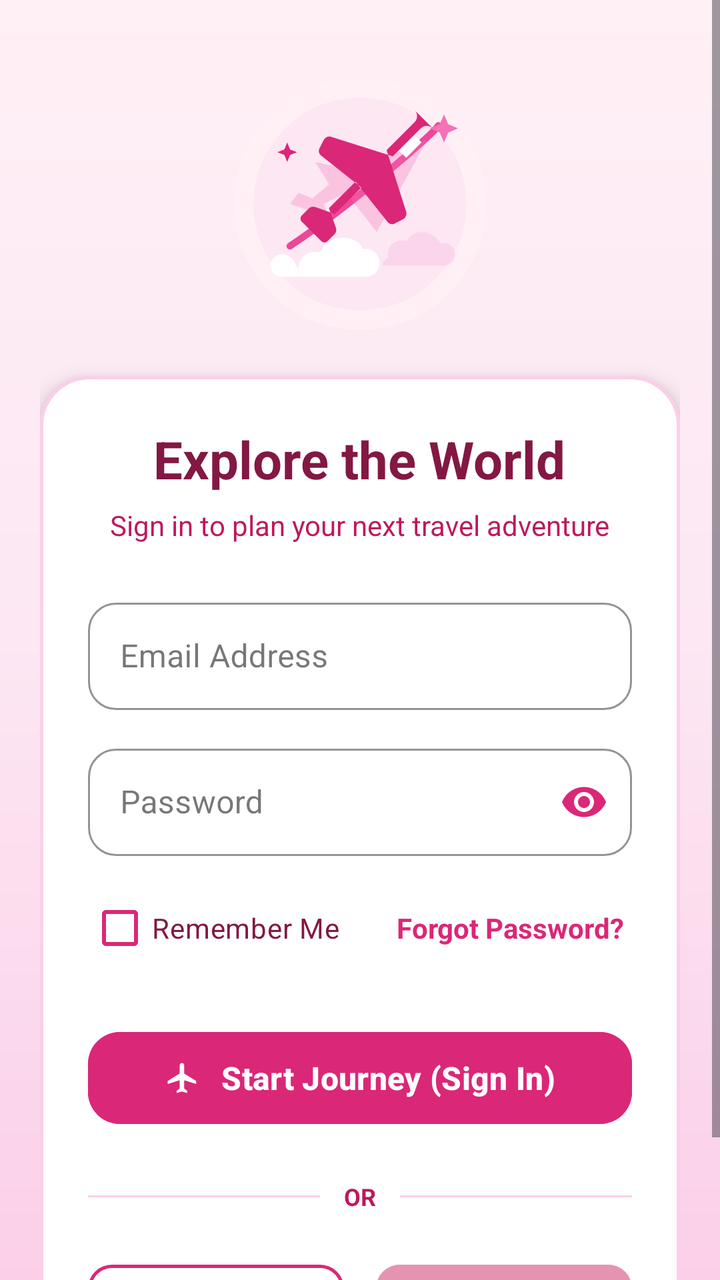
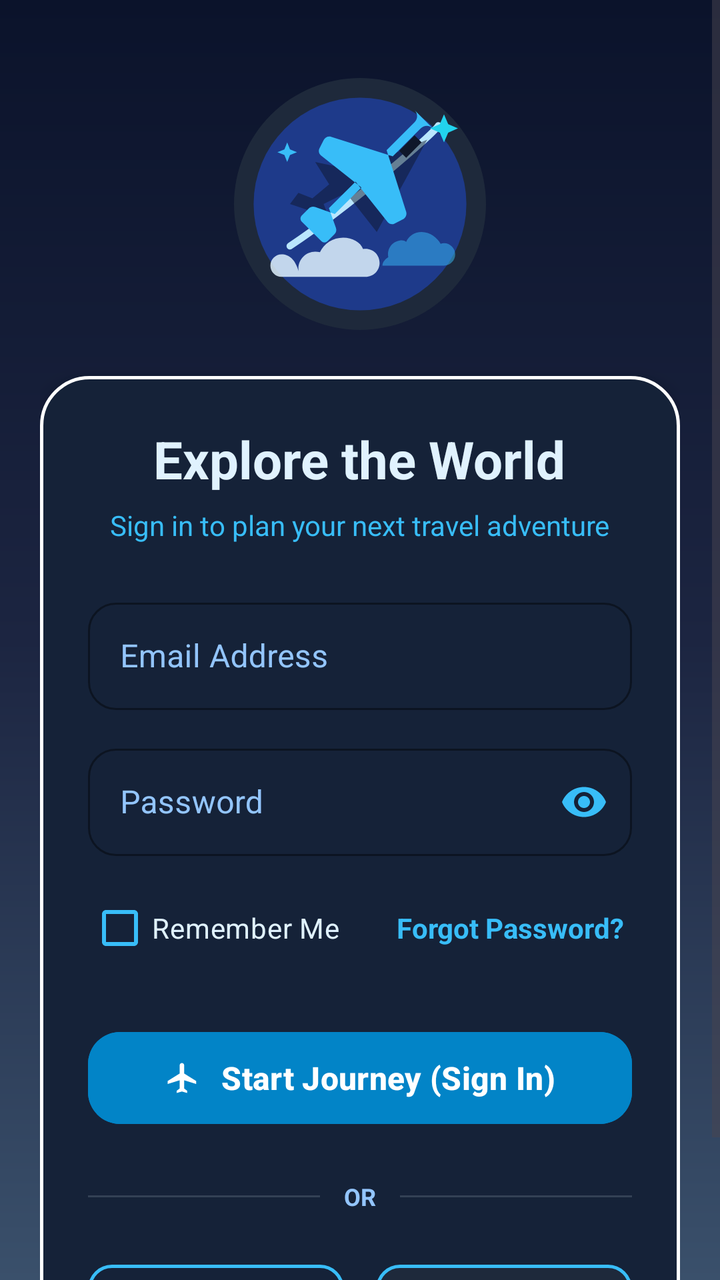

An Android layout rendered at two revisions. The XML below is the earlier revision; the diff shows what the commit changed to produce the second picture.
<!-- AndroidManifest.xml: application theme Theme.Applicationyareen -->
<!-- res/layout/activity_signin.xml -->
<?xml version="1.0" encoding="utf-8"?>
<ScrollView xmlns:android="http://schemas.android.com/apk/res/android"
    xmlns:app="http://schemas.android.com/apk/res-auto"
    xmlns:tools="http://schemas.android.com/tools"
    android:id="@+id/main"
    android:layout_width="match_parent"
    android:layout_height="match_parent"
    android:fillViewport="true"
    android:background="@drawable/bg_pink_gradient"
    tools:context=".ViewPkg.SignInActivity">

    <LinearLayout
        android:layout_width="match_parent"
        android:layout_height="wrap_content"
        android:gravity="center"
        android:orientation="vertical"
        android:padding="20dp">

        
        <ImageView
            android:id="@+id/imgLogo"
            android:layout_width="140dp"
            android:layout_height="140dp"
            android:layout_marginTop="12dp"
            android:layout_marginBottom="16dp"
            android:contentDescription="Pink Airplane Illustration"
            android:src="@drawable/ic_pink_airplane_header"
            android:scaleType="centerInside" />

        
        <LinearLayout
            android:layout_width="match_parent"
            android:layout_height="wrap_content"
            android:background="@drawable/bg_pink_card"
            android:elevation="6dp"
            android:orientation="vertical"
            android:padding="24dp">

            
            <TextView
                android:id="@+id/tvSignIn"
                android:layout_width="wrap_content"
                android:layout_height="wrap_content"
                android:layout_gravity="center_horizontal"
                android:text="Explore the World"
                android:textColor="#831843"
                android:textSize="26sp"
                android:textStyle="bold" />

            
            <TextView
                android:id="@+id/tvSignInSubtitle"
                android:layout_width="wrap_content"
                android:layout_height="wrap_content"
                android:layout_gravity="center_horizontal"
                android:layout_marginTop="6dp"
                android:layout_marginBottom="24dp"
                android:text="Sign in to plan your next travel adventure"
                android:textColor="#BE185D"
                android:textSize="14sp" />

            
            <com.google.android.material.textfield.TextInputLayout
                style="@style/Widget.MaterialComponents.TextInputLayout.OutlinedBox"
                android:layout_width="match_parent"
                android:layout_height="wrap_content"
                android:layout_marginBottom="14dp"
                android:hint="Email Address"
                app:boxCornerRadiusBottomEnd="14dp"
                app:boxCornerRadiusBottomStart="14dp"
                app:boxCornerRadiusTopEnd="14dp"
                app:boxCornerRadiusTopStart="14dp"
                app:boxStrokeColor="#DB2777"
                app:hintTextColor="#DB2777">

                <com.google.android.material.textfield.TextInputEditText
                    android:id="@+id/etEmail"
                    android:layout_width="match_parent"
                    android:layout_height="wrap_content"
                    android:inputType="textEmailAddress"
                    android:padding="16dp"
                    android:textColor="#831843" />
            </com.google.android.material.textfield.TextInputLayout>

            
            <com.google.android.material.textfield.TextInputLayout
                style="@style/Widget.MaterialComponents.TextInputLayout.OutlinedBox"
                android:layout_width="match_parent"
                android:layout_height="wrap_content"
                android:layout_marginBottom="12dp"
                android:hint="Password"
                app:boxCornerRadiusBottomEnd="14dp"
                app:boxCornerRadiusBottomStart="14dp"
                app:boxCornerRadiusTopEnd="14dp"
                app:boxCornerRadiusTopStart="14dp"
                app:boxStrokeColor="#DB2777"
                app:hintTextColor="#DB2777"
                app:passwordToggleEnabled="true"
                app:passwordToggleTint="#DB2777">

                <com.google.android.material.textfield.TextInputEditText
                    android:id="@+id/etPassword"
                    android:layout_width="match_parent"
                    android:layout_height="wrap_content"
                    android:inputType="textPassword"
                    android:padding="16dp"
                    android:textColor="#831843" />
            </com.google.android.material.textfield.TextInputLayout>

            
            <RelativeLayout
                android:layout_width="match_parent"
                android:layout_height="wrap_content"
                android:layout_marginBottom="24dp">

                <CheckBox
                    android:id="@+id/cbRememberMe"
                    android:layout_width="wrap_content"
                    android:layout_height="wrap_content"
                    android:layout_alignParentStart="true"
                    android:layout_centerVertical="true"
                    android:buttonTint="#DB2777"
                    android:text="Remember Me"
                    android:textColor="#831843"
                    android:textSize="14sp" />

                <TextView
                    android:id="@+id/tvForgotPassword"
                    android:layout_width="wrap_content"
                    android:layout_height="wrap_content"
                    android:layout_alignParentEnd="true"
                    android:layout_centerVertical="true"
                    android:padding="4dp"
                    android:text="Forgot Password?"
                    android:textColor="#DB2777"
                    android:textSize="14sp"
                    android:textStyle="bold" />
            </RelativeLayout>

            
            <com.google.android.material.button.MaterialButton
                android:id="@+id/btnSignIn"
                android:layout_width="match_parent"
                android:layout_height="54dp"
                android:layout_marginBottom="24dp"
                android:backgroundTint="#DB2777"
                android:text="Start Journey (Sign In)"
                android:textColor="@android:color/white"
                android:textSize="16sp"
                android:textStyle="bold"
                app:cornerRadius="16dp"
                app:icon="@drawable/ic_airplane_white"
                app:iconGravity="textStart"
                app:iconPadding="10dp"
                app:iconTint="@android:color/white" />

            
            <LinearLayout
                android:layout_width="match_parent"
                android:layout_height="wrap_content"
                android:layout_marginBottom="20dp"
                android:gravity="center"
                android:orientation="horizontal">

                <View
                    android:layout_width="0dp"
                    android:layout_height="1dp"
                    android:layout_weight="1"
                    android:background="#FBCFE8" />

                <TextView
                    android:layout_width="wrap_content"
                    android:layout_height="wrap_content"
                    android:paddingStart="12dp"
                    android:paddingEnd="12dp"
                    android:text="OR"
                    android:textColor="#BE185D"
                    android:textSize="12sp"
                    android:textStyle="bold" />

                <View
                    android:layout_width="0dp"
                    android:layout_height="1dp"
                    android:layout_weight="1"
                    android:background="#FBCFE8" />
            </LinearLayout>

            
            <LinearLayout
                android:layout_width="match_parent"
                android:layout_height="wrap_content"
                android:gravity="center"
                android:orientation="horizontal">

                
                <com.google.android.material.button.MaterialButton
                    android:id="@+id/btnGoogleSignIn"
                    style="@style/Widget.MaterialComponents.Button.OutlinedButton"
                    android:layout_width="0dp"
                    android:layout_height="50dp"
                    android:layout_marginEnd="8dp"
                    android:layout_weight="1"
                    android:text="Google"
                    android:textColor="#831843"
                    android:textSize="14sp"
                    android:textStyle="bold"
                    app:cornerRadius="12dp"
                    app:strokeColor="#DB2777"
                    app:strokeWidth="1.5dp" />

                
                <com.google.android.material.button.MaterialButton
                    android:id="@+id/btnAppleSignIn"
                    style="@style/Widget.MaterialComponents.Button.OutlinedButton"
                    android:layout_width="0dp"
                    android:layout_height="50dp"
                    android:layout_marginStart="8dp"
                    android:layout_weight="1"
                    android:backgroundTint="#E494B1"
                    android:text="Apple"
                    android:textColor="@android:color/white"
                    android:textSize="14sp"
                    android:textStyle="bold"
                    app:cornerRadius="12dp"
                    app:strokeWidth="0dp" />
            </LinearLayout>

        </LinearLayout>

    </LinearLayout>
</ScrollView>
<!-- resources referenced by this layout -->
<resources>
  <!-- drawable bg_pink_card (drawable) -->
  <?xml version="1.0" encoding="utf-8"?>
  <shape xmlns:android="http://schemas.android.com/apk/res/android"
      android:shape="rectangle">
      <solid android:color="#FFFFFFFF" />
      <corners android:radius="24dp" />
      <stroke
          android:width="1.5dp"
          android:color="#FBCFE8" />
  </shape>
  <!-- drawable bg_pink_gradient (drawable) -->
  <?xml version="1.0" encoding="utf-8"?>
  <shape xmlns:android="http://schemas.android.com/apk/res/android"
      android:shape="rectangle">
      <gradient
          android:angle="270"
          android:startColor="#FFF0F5"
          android:centerColor="#FCE7F3"
          android:endColor="#FBCFE8" />
  </shape>
  <!-- drawable ic_airplane_white (drawable) -->
  <vector xmlns:android="http://schemas.android.com/apk/res/android"
      android:width="24dp"
      android:height="24dp"
      android:viewportWidth="24"
      android:viewportHeight="24">
  
      <path
          android:fillColor="#FFFFFFFF"
          android:pathData="M21,16v-2l-8,-5V3.5C13,2.67 12.33,2 11.5,2S10,2.67 10,3.5V9l-8,5v2l8,-2.5V19l-2,1.5V22l3.5,-1 3.5,1v-1.5L13,19v-5.5l8,2.5z" />
  </vector>
  <!-- drawable ic_pink_airplane_header: vector/xml drawable (drawable, 2388 chars, omitted) -->
  <style name="Theme.Applicationyareen" parent="Base.Theme.Applicationyareen" />
  <style name="Base.Theme.Applicationyareen" parent="Theme.Material3.DayNight.NoActionBar">
          
          
      </style>
</resources>

<!-- the commit's change to res/layout/activity_signin.xml (unified diff, before → after) -->
@@ -6,7 +6,7 @@
     android:layout_width="match_parent"
     android:layout_height="match_parent"
     android:fillViewport="true"
-    android:background="@drawable/bg_pink_gradient"
+    android:background="@drawable/bg_dark_blue_gradient"
     tools:context=".ViewPkg.SignInActivity">
 
     <LinearLayout
@@ -23,15 +23,15 @@
             android:layout_height="140dp"
             android:layout_marginTop="12dp"
             android:layout_marginBottom="16dp"
-            android:contentDescription="Pink Airplane Illustration"
-            android:src="@drawable/ic_pink_airplane_header"
+            android:contentDescription="Dark Blue Airplane Illustration"
+            android:src="@drawable/ic_blue_airplane_header"
             android:scaleType="centerInside" />
 
         
         <LinearLayout
             android:layout_width="match_parent"
             android:layout_height="wrap_content"
-            android:background="@drawable/bg_pink_card"
+            android:background="@drawable/bg_dark_blue_card"
             android:elevation="6dp"
             android:orientation="vertical"
             android:padding="24dp">
@@ -43,7 +43,7 @@
                 android:layout_height="wrap_content"
                 android:layout_gravity="center_horizontal"
                 android:text="Explore the World"
-                android:textColor="#831843"
+                android:textColor="#E0F2FE"
                 android:textSize="26sp"
                 android:textStyle="bold" />
 
@@ -56,7 +56,7 @@
                 android:layout_marginTop="6dp"
                 android:layout_marginBottom="24dp"
                 android:text="Sign in to plan your next travel adventure"
-                android:textColor="#BE185D"
+                android:textColor="#38BDF8"
                 android:textSize="14sp" />
 
             
@@ -66,12 +66,13 @@
                 android:layout_height="wrap_content"
                 android:layout_marginBottom="14dp"
                 android:hint="Email Address"
+                android:textColorHint="#93C5FD"
                 app:boxCornerRadiusBottomEnd="14dp"
                 app:boxCornerRadiusBottomStart="14dp"
                 app:boxCornerRadiusTopEnd="14dp"
                 app:boxCornerRadiusTopStart="14dp"
-                app:boxStrokeColor="#DB2777"
-                app:hintTextColor="#DB2777">
+                app:boxStrokeColor="#38BDF8"
+                app:hintTextColor="#38BDF8">
 
                 <com.google.android.material.textfield.TextInputEditText
                     android:id="@+id/etEmail"
@@ -79,7 +80,8 @@
                     android:layout_height="wrap_content"
                     android:inputType="textEmailAddress"
                     android:padding="16dp"
-                    android:textColor="#831843" />
+                    android:textColor="#FFFFFF"
+                    android:textColorHint="#93C5FD" />
             </com.google.android.material.textfield.TextInputLayout>
 
             
@@ -89,14 +91,15 @@
                 android:layout_height="wrap_content"
                 android:layout_marginBottom="12dp"
                 android:hint="Password"
+                android:textColorHint="#93C5FD"
                 app:boxCornerRadiusBottomEnd="14dp"
                 app:boxCornerRadiusBottomStart="14dp"
                 app:boxCornerRadiusTopEnd="14dp"
                 app:boxCornerRadiusTopStart="14dp"
-                app:boxStrokeColor="#DB2777"
-                app:hintTextColor="#DB2777"
+                app:boxStrokeColor="#38BDF8"
+                app:hintTextColor="#38BDF8"
                 app:passwordToggleEnabled="true"
-                app:passwordToggleTint="#DB2777">
+                app:passwordToggleTint="#38BDF8">
 
                 <com.google.android.material.textfield.TextInputEditText
                     android:id="@+id/etPassword"
@@ -104,7 +107,8 @@
                     android:layout_height="wrap_content"
                     android:inputType="textPassword"
                     android:padding="16dp"
-                    android:textColor="#831843" />
+                    android:textColor="#FFFFFF"
+                    android:textColorHint="#93C5FD" />
             </com.google.android.material.textfield.TextInputLayout>
 
             
@@ -119,9 +123,9 @@
                     android:layout_height="wrap_content"
                     android:layout_alignParentStart="true"
                     android:layout_centerVertical="true"
-                    android:buttonTint="#DB2777"
+                    android:buttonTint="#38BDF8"
                     android:text="Remember Me"
-                    android:textColor="#831843"
+                    android:textColor="#E0F2FE"
                     android:textSize="14sp" />
 
                 <TextView
@@ -132,7 +136,7 @@
                     android:layout_centerVertical="true"
                     android:padding="4dp"
                     android:text="Forgot Password?"
-                    android:textColor="#DB2777"
+                    android:textColor="#38BDF8"
                     android:textSize="14sp"
                     android:textStyle="bold" />
             </RelativeLayout>
@@ -143,7 +147,7 @@
                 android:layout_width="match_parent"
                 android:layout_height="54dp"
                 android:layout_marginBottom="24dp"
-                android:backgroundTint="#DB2777"
+                android:backgroundTint="#0284C7"
                 android:text="Start Journey (Sign In)"
                 android:textColor="@android:color/white"
                 android:textSize="16sp"
@@ -166,7 +170,7 @@
                     android:layout_width="0dp"
                     android:layout_height="1dp"
                     android:layout_weight="1"
-                    android:background="#FBCFE8" />
+                    android:background="#334155" />
 
                 <TextView
                     android:layout_width="wrap_content"
@@ -174,7 +178,7 @@
                     android:paddingStart="12dp"
                     android:paddingEnd="12dp"
                     android:text="OR"
-                    android:textColor="#BE185D"
+                    android:textColor="#93C5FD"
                     android:textSize="12sp"
                     android:textStyle="bold" />
 
@@ -182,7 +186,7 @@
                     android:layout_width="0dp"
                     android:layout_height="1dp"
                     android:layout_weight="1"
-                    android:background="#FBCFE8" />
+                    android:background="#334155" />
             </LinearLayout>
 
             
@@ -201,11 +205,11 @@
                     android:layout_marginEnd="8dp"
                     android:layout_weight="1"
                     android:text="Google"
-                    android:textColor="#831843"
+                    android:textColor="#E0F2FE"
                     android:textSize="14sp"
                     android:textStyle="bold"
                     app:cornerRadius="12dp"
-                    app:strokeColor="#DB2777"
+                    app:strokeColor="#38BDF8"
                     app:strokeWidth="1.5dp" />
 
                 
@@ -216,13 +220,14 @@
                     android:layout_height="50dp"
                     android:layout_marginStart="8dp"
                     android:layout_weight="1"
-                    android:backgroundTint="#E494B1"
+                    android:backgroundTint="#1E293B"
                     android:text="Apple"
-                    android:textColor="@android:color/white"
+                    android:textColor="#E0F2FE"
                     android:textSize="14sp"
                     android:textStyle="bold"
                     app:cornerRadius="12dp"
-                    app:strokeWidth="0dp" />
+                    app:strokeColor="#38BDF8"
+                    app:strokeWidth="1.5dp" />
             </LinearLayout>
 
         </LinearLayout>
<!-- resource entries referenced after the edit -->
@@ -1,24 +1,24 @@
 <!-- resources referenced by this layout -->
 <resources>
-  <!-- drawable bg_pink_card (drawable) -->
+  <!-- drawable bg_dark_blue_card (drawable) -->
   <?xml version="1.0" encoding="utf-8"?>
   <shape xmlns:android="http://schemas.android.com/apk/res/android"
       android:shape="rectangle">
-      <solid android:color="#FFFFFFFF" />
+      <solid android:color="#152238" />
       <corners android:radius="24dp" />
       <stroke
           android:width="1.5dp"
-          android:color="#FBCFE8" />
+          android:color="#FFFFFF" />
   </shape>
-  <!-- drawable bg_pink_gradient (drawable) -->
+  <!-- drawable bg_dark_blue_gradient (drawable) -->
   <?xml version="1.0" encoding="utf-8"?>
   <shape xmlns:android="http://schemas.android.com/apk/res/android"
       android:shape="rectangle">
       <gradient
           android:angle="270"
-          android:startColor="#FFF0F5"
-          android:centerColor="#FCE7F3"
-          android:endColor="#FBCFE8" />
+          android:startColor="#0B132B"
+          android:centerColor="#1C2541"
+          android:endColor="#3A506B" />
   </shape>
   <!-- drawable ic_airplane_white (drawable) -->
   <vector xmlns:android="http://schemas.android.com/apk/res/android"
@@ -31,7 +31,7 @@
           android:fillColor="#FFFFFFFF"
           android:pathData="M21,16v-2l-8,-5V3.5C13,2.67 12.33,2 11.5,2S10,2.67 10,3.5V9l-8,5v2l8,-2.5V19l-2,1.5V22l3.5,-1 3.5,1v-1.5L13,19v-5.5l8,2.5z" />
   </vector>
-  <!-- drawable ic_pink_airplane_header: vector/xml drawable (drawable, 2388 chars, omitted) -->
+  <!-- drawable ic_blue_airplane_header: vector/xml drawable (drawable, 2411 chars, omitted) -->
   <style name="Theme.Applicationyareen" parent="Base.Theme.Applicationyareen" />
   <style name="Base.Theme.Applicationyareen" parent="Theme.Material3.DayNight.NoActionBar">
           
